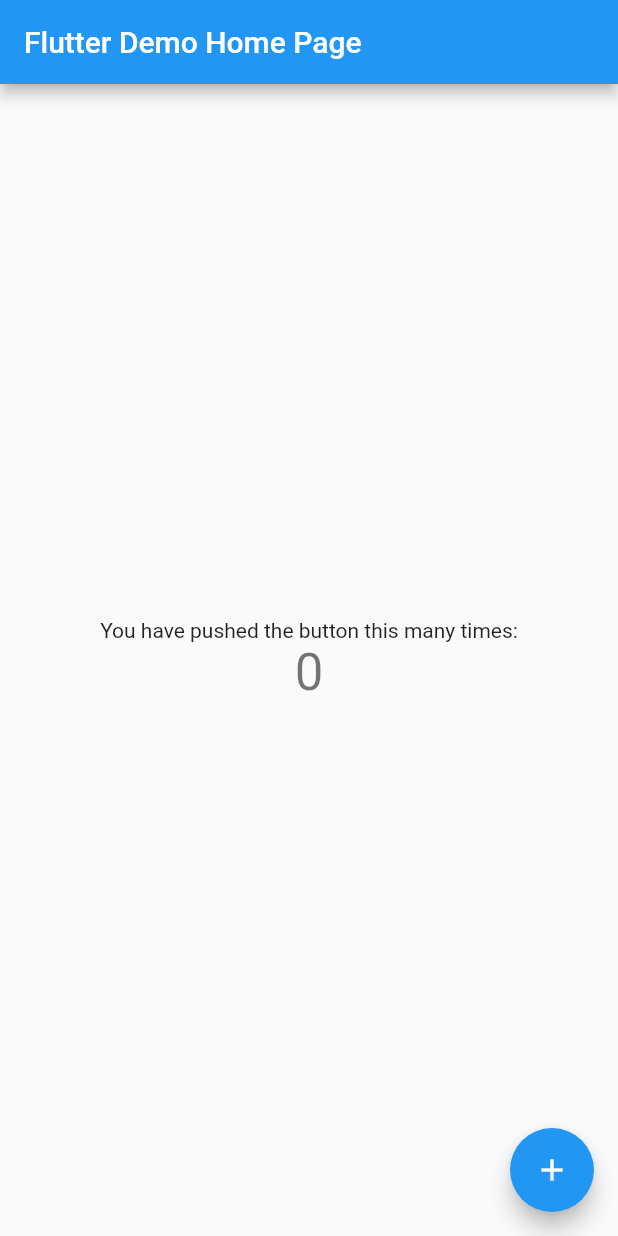
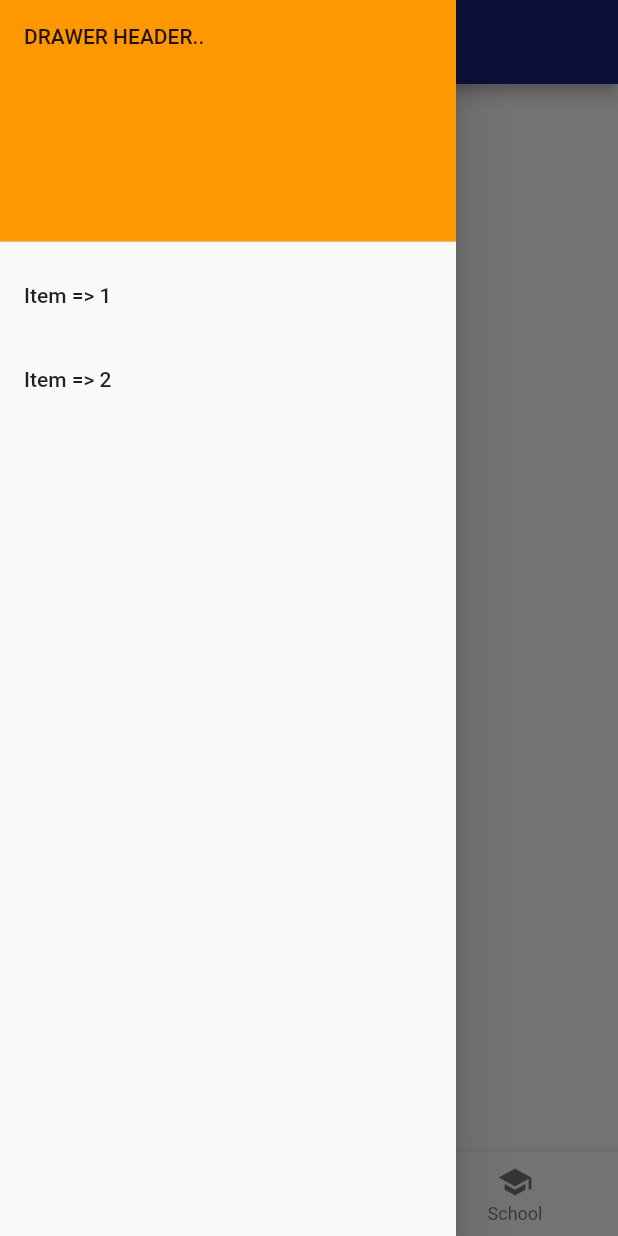
Before and after one commit to ajith-ab/flutter-wordpress-news-mobile-app, a Flutter app: the screen it shows after launch, with the side drawer open (before the commit the screen has no drawer), on a phone screen of 412 x 824 dp. Run offline on Flutter 3.47's test engine with Material 2 defaults, Android fonts, the phone set to English and light mode, and no system bars; our stand-ins replace flutter_redux, redux, redux_thunk.

Commit message:
Drawer,Bottom Tabs, Redux

```diff
--- a/lib/main.dart
+++ b/lib/main.dart
@@ -1,111 +1,37 @@
 import 'package:flutter/material.dart';
+import 'package:redux/redux.dart';
+import 'package:flutter_redux/flutter_redux.dart';
+import 'package:flutternews/widgets/MainBody.dart';
+import 'package:flutternews/widgets/Drawer.dart';
+import 'package:flutternews/widgets/BottomTabs.dart';
+import 'package:flutternews/redux/AppState.dart';
+import 'package:flutternews/redux/Store.dart';
 
-void main() => runApp(MyApp());
+void main() => runApp(MyApp(store: store));
 
 class MyApp extends StatelessWidget {
-  // This widget is the root of your application.
-  @override
-  Widget build(BuildContext context) {
-    return MaterialApp(
-      title: 'Flutter Demo',
-      theme: ThemeData(
-        // This is the theme of your application.
-        //
-        // Try running your application with "flutter run". You'll see the
-        // application has a blue toolbar. Then, without quitting the app, try
-        // changing the primarySwatch below to Colors.green and then invoke
-        // "hot reload" (press "r" in the console where you ran "flutter run",
-        // or simply save your changes to "hot reload" in a Flutter IDE).
-        // Notice that the counter didn't reset back to zero; the application
-        // is not restarted.
-        primarySwatch: Colors.blue,
-      ),
-      home: MyHomePage(title: 'Flutter Demo Home Page'),
-    );
-  }
-}
+  final Store<AppState> store;
 
-class MyHomePage extends StatefulWidget {
-  MyHomePage({Key key, this.title}) : super(key: key);
-
-  // This widget is the home page of your application. It is stateful, meaning
-  // that it has a State object (defined below) that contains fields that affect
-  // how it looks.
-
-  // This class is the configuration for the state. It holds the values (in this
-  // case the title) provided by the parent (in this case the App widget) and
-  // used by the build method of the State. Fields in a Widget subclass are
-  // always marked "final".
-
-  final String title;
-
-  @override
-  _MyHomePageState createState() => _MyHomePageState();
-}
-
-class _MyHomePageState extends State<MyHomePage> {
-  int _counter = 0;
-
-  void _incrementCounter() {
-    setState(() {
-      // This call to setState tells the Flutter framework that something has
-      // changed in this State, which causes it to rerun the build method below
-      // so that the display can reflect the updated values. If we changed
-      // _counter without calling setState(), then the build method would not be
-      // called again, and so nothing would appear to happen.
-      _counter++;
-    });
-  }
+  MyApp({Key key, this.store}) : super(key: key);
 
   @override
   Widget build(BuildContext context) {
-    // This method is rerun every time setState is called, for instance as done
-    // by the _incrementCounter method above.
-    //
-    // The Flutter framework has been optimized to make rerunning build methods
-    // fast, so that you can just rebuild anything that needs updating rather
-    // than having to individually change instances of widgets.
-    return Scaffold(
-      appBar: AppBar(
-        // Here we take the value from the MyHomePage object that was created by
-        // the App.build method, and use it to set our appbar title.
-        title: Text(widget.title),
-      ),
-      body: Center(
-        // Center is a layout widget. It takes a single child and positions it
-        // in the middle of the parent.
-        child: Column(
-          // Column is also layout widget. It takes a list of children and
-          // arranges them vertically. By default, it sizes itself to fit its
-          // children horizontally, and tries to be as tall as its parent.
-          //
-          // Invoke "debug painting" (press "p" in the console, choose the
-          // "Toggle Debug Paint" action from the Flutter Inspector in Android
-          // Studio, or the "Toggle Debug Paint" command in Visual Studio Code)
-          // to see the wireframe for each widget.
-          //
-          // Column has various properties to control how it sizes itself and
-          // how it positions its children. Here we use mainAxisAlignment to
-          // center the children vertically; the main axis here is the vertical
-          // axis because Columns are vertical (the cross axis would be
-          // horizontal).
-          mainAxisAlignment: MainAxisAlignment.center,
-          children: <Widget>[
-            Text(
-              'You have pushed the button this many times:',
-            ),
-            Text(
-              '$_counter',
-              style: Theme.of(context).textTheme.display1,
-            ),
-          ],
-        ),
-      ),
-      floatingActionButton: FloatingActionButton(
-        onPressed: _incrementCounter,
-        tooltip: 'Increment',
-        child: Icon(Icons.add),
-      ), // This trailing comma makes auto-formatting nicer for build methods.
-    );
+    return StoreProvider<AppState>(
+        store: store,
+        child: MaterialApp(
+            title: 'Redux Demo',
+            debugShowCheckedModeBanner: false,
+            theme: ThemeData(
+                primarySwatch: Colors.blue, primaryColor: Colors.indigo[900]),
+            home: Scaffold(
+              appBar: AppBar(
+                title: Text('Flutter News'),
+              ),
+              body: MainBody(),
+              drawer: MainDrawer(),
+              bottomNavigationBar: BottomTabs(),
+            )
+            )
+            );
   }
 }
--- /dev/null
+++ b/lib/redux/Actions.dart
@@ -0,0 +1,31 @@
+import 'package:redux/redux.dart';
+import 'package:redux_thunk/redux_thunk.dart';
+import 'package:flutternews/redux/AppState.dart';
+
+abstract class ReduxAction<T> {
+  T payload;
+
+  ReduxAction(this.payload);
+}
+
+class IncrementAction extends ReduxAction<int> {
+  IncrementAction(int number) : super(number);
+}
+
+class DecrementAction extends ReduxAction<int> {
+  DecrementAction(int number) : super(number);
+}
+
+final incrementAsyncAction = (Store<AppState> store) async {
+  final value =
+      await Future.delayed(Duration(seconds: 0), () => IncrementAction(1));
+
+  store.dispatch(value);
+};
+
+ThunkAction<AppState> decrementAsyncAfter(Duration duration) {
+  return (Store<AppState> store) async {
+    final value = await Future.delayed(Duration(seconds: 0), () => DecrementAction(1));
+    store.dispatch(value);
+  };
+}
--- /dev/null
+++ b/lib/redux/AppState.dart
@@ -0,0 +1,6 @@
+import 'package:meta/meta.dart';
+
+class AppState {
+  int counter;
+  AppState({@required this.counter});
+}
--- /dev/null
+++ b/lib/redux/LoggingMiddleware.dart
@@ -0,0 +1,7 @@
+import 'package:redux/redux.dart';
+import 'package:flutternews/redux/AppState.dart';
+
+loggingMiddleware(Store<AppState> store, action, NextDispatcher next) {
+  print('${new DateTime.now()}: $action');
+  next(action);
+}
--- /dev/null
+++ b/lib/redux/Reducers.dart
@@ -0,0 +1,11 @@
+import 'package:flutternews/redux/Actions.dart';
+import 'package:flutternews/redux/AppState.dart';
+
+AppState counterReducer(AppState state, action) {
+  if (action is IncrementAction) {
+    return AppState(counter: state.counter + action.payload);
+  } else if (action is DecrementAction) {
+    return AppState(counter: state.counter - action.payload);
+  }
+  return state;
+}
--- /dev/null
+++ b/lib/redux/Store.dart
@@ -0,0 +1,9 @@
+import 'package:redux/redux.dart';
+import 'package:flutternews/redux/AppState.dart';
+import 'package:redux_thunk/redux_thunk.dart';
+import 'Reducers.dart';
+import 'LoggingMiddleware.dart';
+
+final store = Store<AppState>(counterReducer,
+    initialState: AppState(counter: 0),
+    middleware: [loggingMiddleware, thunkMiddleware]);
--- /dev/null
+++ b/lib/widgets/BottomTabs.dart
@@ -0,0 +1,23 @@
+import 'package:flutter/material.dart';
+
+class BottomTabs extends StatelessWidget {
+  @override
+  Widget build(BuildContext context) {
+    return new BottomNavigationBar(
+      items: const <BottomNavigationBarItem>[
+        BottomNavigationBarItem(
+          icon: Icon(Icons.home),
+          title: Text('Home'),
+        ),
+        BottomNavigationBarItem(
+          icon: Icon(Icons.business),
+          title: Text('Business'),
+        ),
+        BottomNavigationBarItem(
+          icon: Icon(Icons.school),
+          title: Text('School'),
+        ),
+      ],
+    );
+  }
+}
--- /dev/null
+++ b/lib/widgets/Drawer.dart
@@ -0,0 +1,31 @@
+import 'package:flutter/material.dart';
+
+class MainDrawer extends StatelessWidget {
+  @override
+  Widget build (BuildContext ctxt) {
+    return new Drawer(
+        child: new ListView(
+          children: <Widget>[
+            new DrawerHeader(
+              child: new Text("DRAWER HEADER.."),
+              decoration: new BoxDecoration(
+                  color: Colors.orange
+              ),
+            ),
+            new ListTile(
+              title: new Text("Item => 1"),
+              onTap: () {
+
+              },
+            ),
+            new ListTile(
+              title: new Text("Item => 2"),
+              onTap: () {
+
+              },
+            ),
+          ],
+        )
+    );
+  }
+}
--- /dev/null
+++ b/lib/widgets/MainBody.dart
@@ -0,0 +1,50 @@
+import 'package:flutter/material.dart';
+import 'package:flutternews/redux/AppState.dart';
+import 'package:flutternews/redux/Actions.dart';
+import 'package:flutter_redux/flutter_redux.dart';
+
+enum BUTTONCASE { INCREMENT, DECREMENT }
+
+class MainBody extends StatelessWidget {
+  Widget _createButton(BUTTONCASE buttoncase) {
+    return StoreConnector<AppState, VoidCallback>(
+      converter: (store) {
+        return buttoncase == BUTTONCASE.INCREMENT
+            ? () => store.dispatch(incrementAsyncAction)
+            : () => store.dispatch(decrementAsyncAfter(Duration(seconds: 6)));
+      },
+      builder: (context, method) {
+        return RaisedButton(
+          onPressed: method,
+          child: Text(
+            buttoncase == BUTTONCASE.INCREMENT ? '+' : '-',
+            style: TextStyle(fontSize: 25, color: Colors.white),
+          ),
+          color: buttoncase == BUTTONCASE.INCREMENT
+              ? Colors.teal
+              : Colors.deepOrange,
+        );
+      },
+    );
+  }
+
+  @override
+  Widget build(BuildContext context) {
+    return Container(
+      child: Center(
+        child: Column(
+          children: <Widget>[
+            Padding(
+                padding: EdgeInsets.only(top: 20.0),
+                child: StoreConnector<AppState, String>(
+                  converter: (store) => store.state.counter.toString(),
+                  builder: (context, currenCount) => Text(currenCount),
+                )),
+            _createButton(BUTTONCASE.INCREMENT),
+            _createButton(BUTTONCASE.DECREMENT)
+          ],
+        ),
+      ),
+    );
+  }
+}
--- a/pubspec.yaml
+++ b/pubspec.yaml
@@ -23,6 +23,11 @@ dependencies:
   # The following adds the Cupertino Icons font to your application.
   # Use with the CupertinoIcons class for iOS style icons.
   cupertino_icons: ^0.1.2
+  redux: ^3.0.0
+  flutter_redux: ^0.5.3
+  redux_thunk: ^0.2.1
+  http: ^0.12.0+2
+  logger: ^0.7.0+2
 
 dev_dependencies:
   flutter_test:
```
Also changed, not shown: pubspec.lock, 7 other files.
